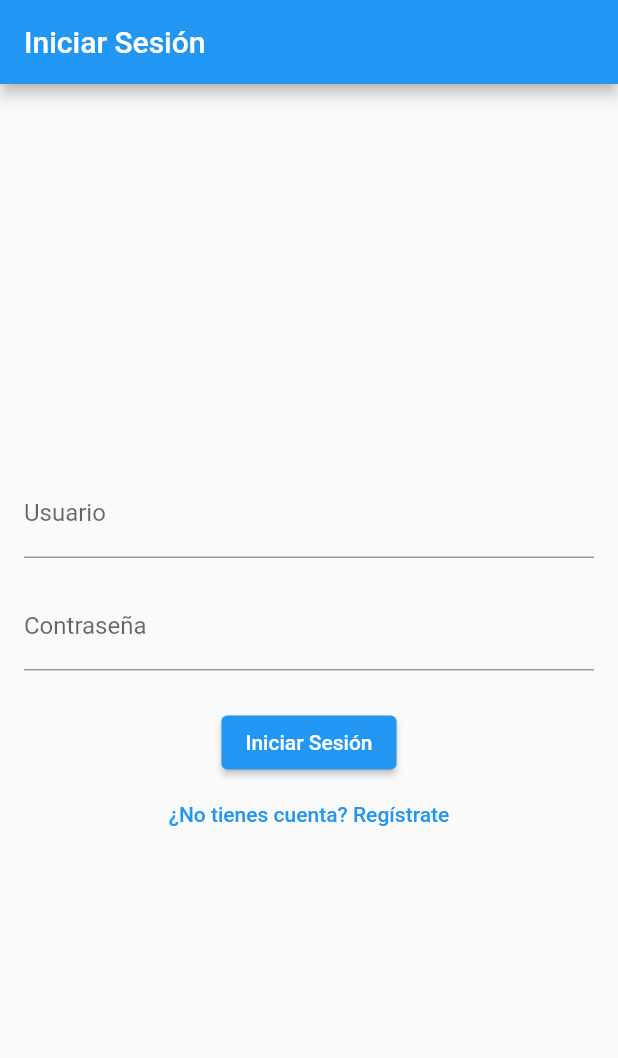
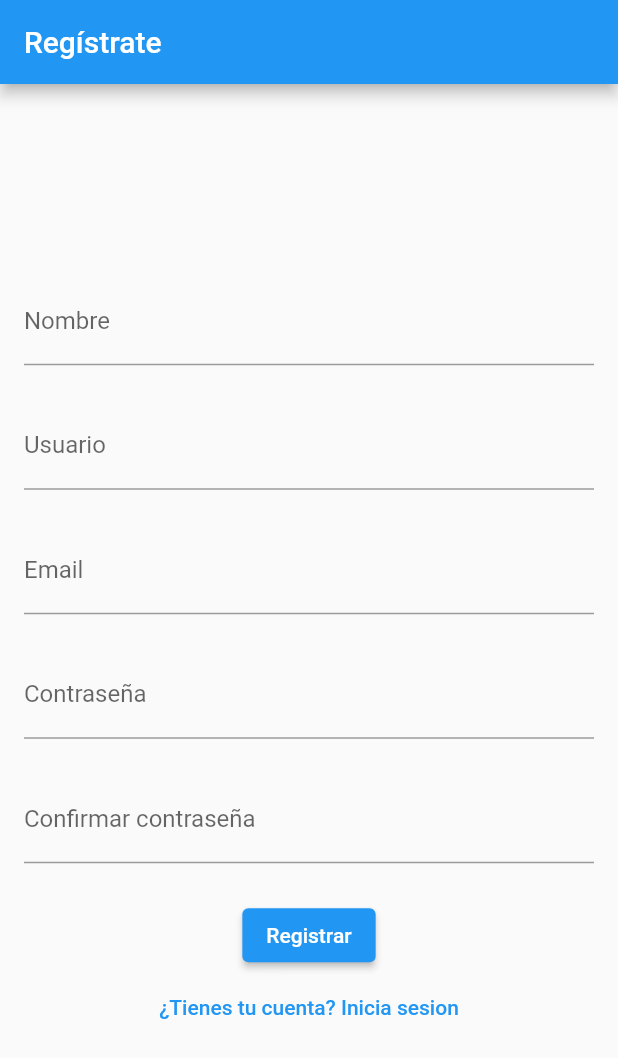
Before and after one commit to JorgeL-SepulvedaA/Tukuntazo-Travel, a Flutter app: the screen it shows after launch, after a tap on "¿No tienes cuenta? Regístrate", on a phone screen of 412 x 824 dp. Shown: the top 1058 px of the screen. Run offline on Flutter 3.47's test engine with Material 2 defaults, Android fonts, the phone set to English and light mode, and no system bars.

```diff
--- a/lib/auth/login_screen.dart
+++ b/lib/auth/login_screen.dart
@@ -1,5 +1,6 @@
 import 'package:flutter/material.dart';
 import 'package:tukuntazo_travel/screens/home_screen.dart';
+import 'package:tukuntazo_travel/auth/register_screen.dart';
 
 class LoginScreen extends StatelessWidget {
   const LoginScreen({super.key});
@@ -39,6 +40,12 @@ class LoginScreen extends StatelessWidget {
             TextButton(
               onPressed: () {
                 // Aquí puedes agregar la navegación a la pantalla de registro
+                Navigator.pushReplacement(
+                  context,
+                  MaterialPageRoute(
+                      builder: (context) =>
+                      const SignUpScreen()), // Navega a la pantalla de inicio
+                );
               },
               child: const Text('¿No tienes cuenta? Regístrate'),
             ),
--- a/lib/auth/register_screen.dart
+++ b/lib/auth/register_screen.dart
@@ -0,0 +1,70 @@
+import 'package:flutter/material.dart';
+import 'package:tukuntazo_travel/auth/login_screen.dart';
+
+class SignUpScreen extends StatelessWidget {
+  const SignUpScreen({super.key});
+
+  @override
+  Widget build(BuildContext context) {
+    return Scaffold(
+      appBar: AppBar(
+        title: const Text('Regístrate'),
+      ),
+      body: Padding(
+        padding: const EdgeInsets.all(16.0),
+        child: Column(
+          mainAxisAlignment: MainAxisAlignment.center,
+          children: [
+            const TextField(
+              decoration: InputDecoration(labelText: 'Nombre'),
+            ),
+            const SizedBox(height: 24.0),
+            const TextField(
+              decoration: InputDecoration(labelText: 'Usuario'),
+            ),
+            const SizedBox(height: 24.0),
+            const TextField(
+              decoration: InputDecoration(labelText: 'Email'),
+            ),
+            const SizedBox(height: 24.0),
+            const TextField(
+              obscureText: true,
+              decoration: InputDecoration(labelText: 'Contraseña'),
+            ),
+            const SizedBox(height: 24.0),
+            const TextField(
+              obscureText: true,
+              decoration: InputDecoration(labelText: 'Confirmar contraseña'),
+            ),
+            const SizedBox(height: 24.0),
+            ElevatedButton(
+              onPressed: () {
+                // Aquí puedes agregar la lógica para manejar el inicio de sesión
+
+                Navigator.pushReplacement(
+                  context,
+                  MaterialPageRoute(
+                      builder: (context) =>
+                      const LoginScreen()), // Navega a la pantalla de inicio
+                );
+              },
+              child: const Text('Registrar'),
+            ),
+            TextButton(
+              onPressed: () {
+                // Aquí puedes agregar la navegación a la pantalla de registro
+                Navigator.pushReplacement(
+                  context,
+                  MaterialPageRoute(
+                      builder: (context) =>
+                      const LoginScreen()), // Navega a la pantalla de inicio de sesion
+                );
+              },
+              child: const Text('¿Tienes tu cuenta? Inicia sesion'),
+            ),
+          ],
+        ),
+      ),
+    );
+  }
+}
```
